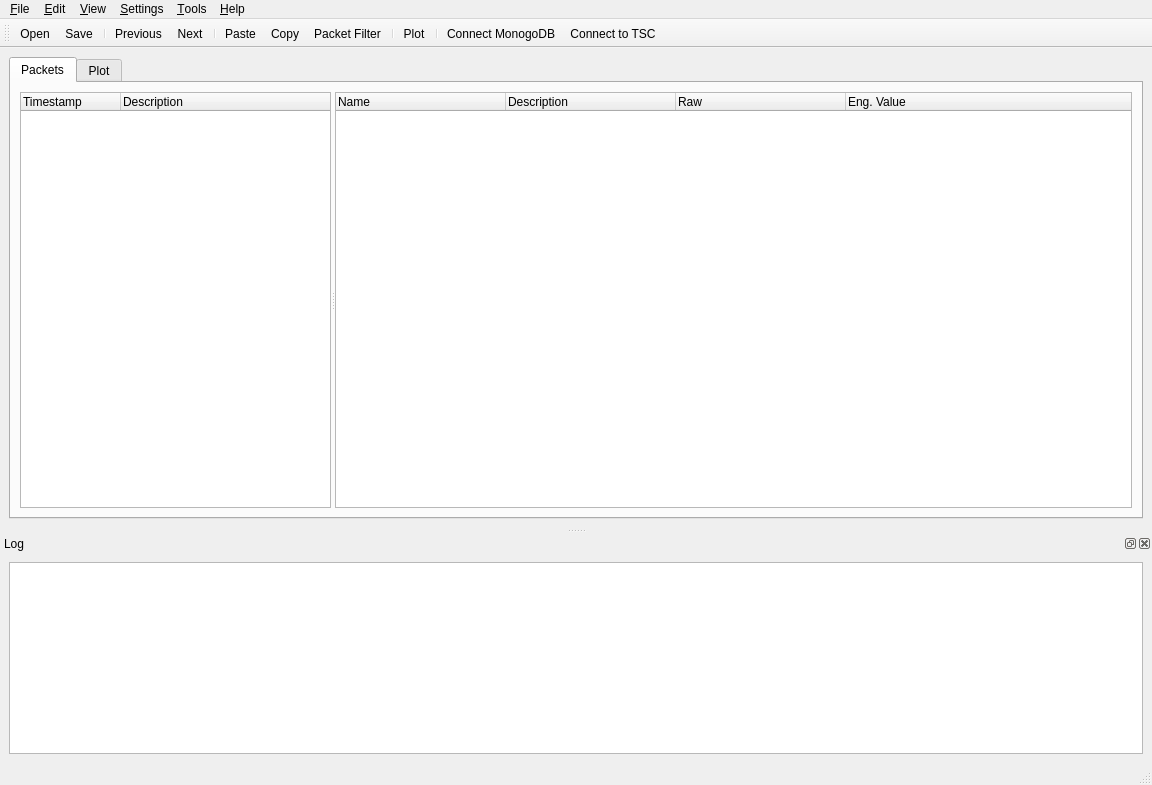
Old version of the form UI/ui/mainwindow.ui in the repository i4Ds/STIX_python_PUB023.
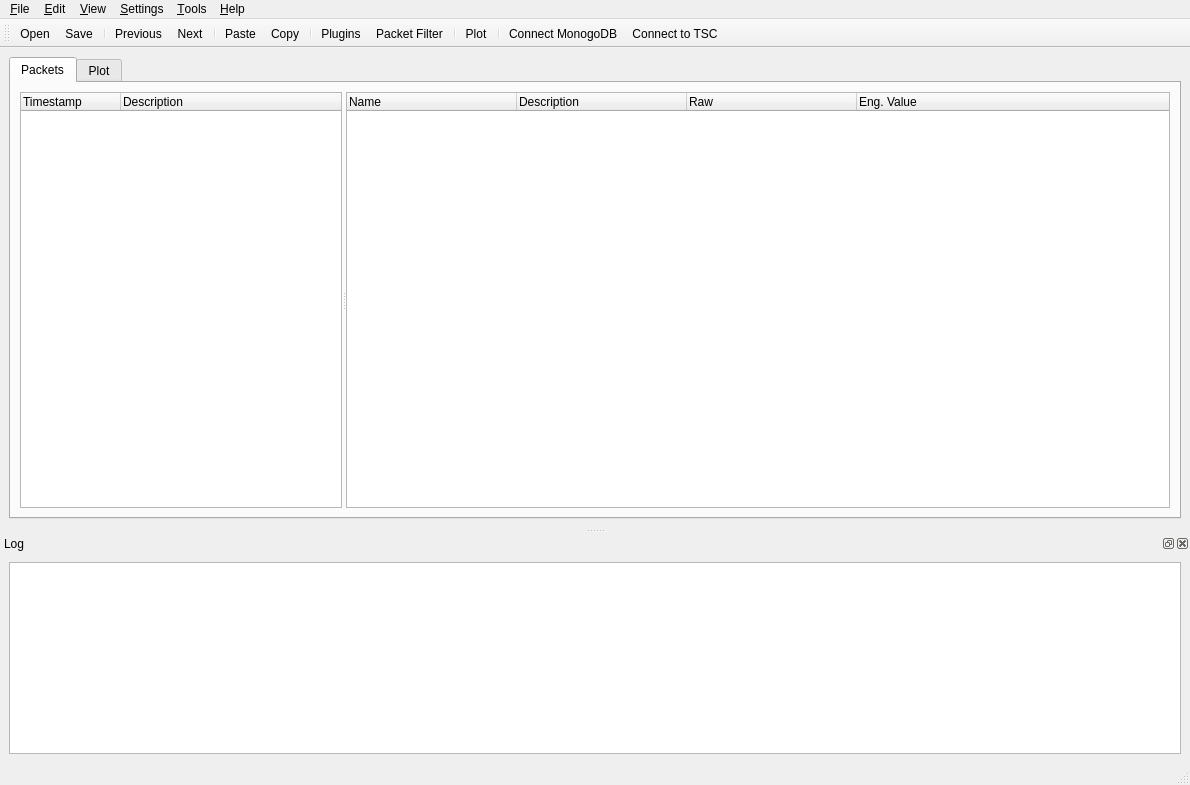
New version of the form. Icons and pictures are not drawn.

Diff of the .ui file:
```diff
--- a/UI/ui/mainwindow.ui
+++ b/UI/ui/mainwindow.ui
@@ -9,7 +9,7 @@
    <rect>
     <x>0</x>
     <y>0</y>
-    <width>1152</width>
+    <width>1190</width>
     <height>785</height>
    </rect>
   </property>
@@ -344,7 +344,7 @@
     <rect>
      <x>0</x>
      <y>0</y>
-     <width>1152</width>
+     <width>1190</width>
      <height>22</height>
     </rect>
    </property>
@@ -418,6 +418,8 @@
    <addaction name="separator"/>
    <addaction name="actionPaste"/>
    <addaction name="actionCopy"/>
+   <addaction name="separator"/>
+   <addaction name="actionPlugins"/>
    <addaction name="actionPacketFilter"/>
    <addaction name="separator"/>
    <addaction name="action_Plot"/>
@@ -540,6 +542,15 @@
     <string>Packet Filter</string>
    </property>
   </action>
+  <action name="actionPlugins">
+   <property name="icon">
+    <iconset resource="../resources/viewer.qrc">
+     <normaloff>:/Icons/images/plugin.svg</normaloff>:/Icons/images/plugin.svg</iconset>
+   </property>
+   <property name="text">
+    <string>Plugins</string>
+   </property>
+  </action>
  </widget>
  <resources>
   <include location="../UI/resources/viewer.qrc"/>
```
Left out of the diff: 17 changed lines with no effect on the pictures.
